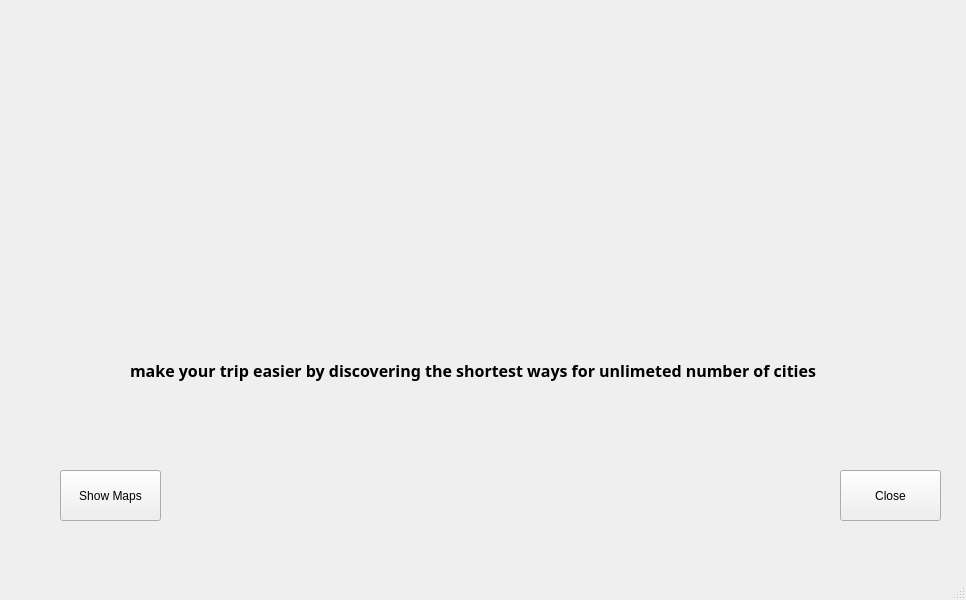
Above: mainform.ui from ziaddevv/Guide_Me_Path_Finder before the change. Below: the same form after it.
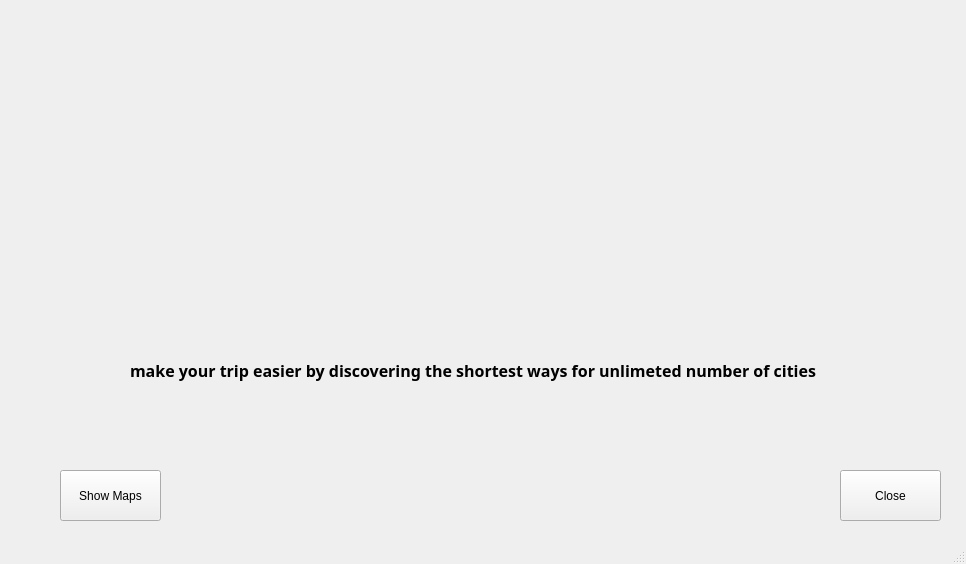
That is the form after the change. Icons and pictures are not drawn.

```diff
--- a/mainform.ui
+++ b/mainform.ui
@@ -7,7 +7,7 @@
     <x>0</x>
     <y>0</y>
     <width>966</width>
-    <height>600</height>
+    <height>564</height>
    </rect>
   </property>
   <property name="windowTitle">
```
Left out of the diff: 4 changed lines with no effect on the pictures.
